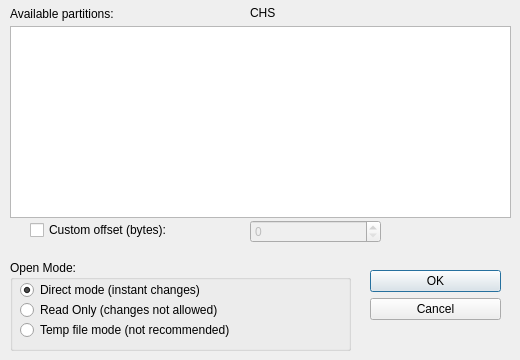
Before: the Qt Designer form LinImaMT/harddiskopen.ui in MCbx/linimamt, drawn with Qt 5.
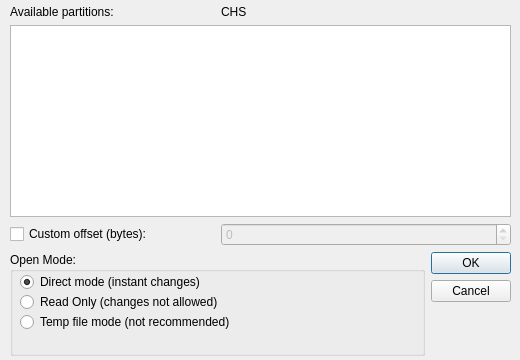
After: the same form once the commit is applied.

Commit message: Added proper window visualization (grids). Hard disk image MBR editor: Initial design, non-functional.

Diff of the .ui file:
```diff
--- a/LinImaMT/harddiskopen.ui
+++ b/LinImaMT/harddiskopen.ui
@@ -25,83 +25,62 @@
   <property name="windowTitle">
    <string>Open hard disk image...</string>
   </property>
-  <widget class="QDialogButtonBox" name="buttonBox">
-   <property name="geometry">
-    <rect>
-     <x>370</x>
-     <y>270</y>
-     <width>131</width>
-     <height>81</height>
-    </rect>
-   </property>
-   <property name="orientation">
-    <enum>Qt::Vertical</enum>
-   </property>
-   <property name="standardButtons">
-    <set>QDialogButtonBox::Cancel|QDialogButtonBox::Ok</set>
-   </property>
-  </widget>
-  <widget class="QListWidget" name="lwPartitions">
+  <widget class="QWidget" name="">
    <property name="geometry">
     <rect>
      <x>10</x>
-     <y>26</y>
+     <y>5</y>
      <width>501</width>
-     <height>192</height>
+     <height>351</height>
     </rect>
    </property>
-  </widget>
+   <layout class="QGridLayout" name="gridLayout">
+    <item row="0" column="0">
+     <widget class="QLabel" name="label">
+      <property name="text">
+       <string>Available partitions:</string>
+      </property>
+     </widget>
+    </item>
+    <item row="0" column="1" colspan="2">
+     <widget class="QLabel" name="lbCHS">
+      <property name="text">
+       <string>CHS</string>
+      </property>
+     </widget>
+    </item>
+    <item row="1" column="0" colspan="3">
+     <widget class="QListWidget" name="lwPartitions"/>
+    </item>
+    <item row="2" column="0">
   <widget class="QCheckBox" name="cbCustomOffset">
-   <property name="geometry">
-    <rect>
-     <x>30</x>
-     <y>220</y>
-     <width>221</width>
-     <height>20</height>
-    </rect>
-   </property>
    <property name="text">
     <string>Custom offset (bytes):</string>
    </property>
   </widget>
+    </item>
+    <item row="2" column="1" colspan="2">
   <widget class="QSpinBox" name="sbOffset">
    <property name="enabled">
     <bool>false</bool>
    </property>
-   <property name="geometry">
-    <rect>
-     <x>250</x>
-     <y>220</y>
-     <width>131</width>
-     <height>23</height>
-    </rect>
-   </property>
    <property name="maximum">
     <number>999999999</number>
    </property>
   </widget>
-  <widget class="QLabel" name="label">
-   <property name="geometry">
-    <rect>
-     <x>10</x>
-     <y>6</y>
-     <width>181</width>
-     <height>16</height>
-    </rect>
-   </property>
-   <property name="text">
-    <string>Available partitions:</string>
-   </property>
-  </widget>
+    </item>
+    <item row="3" column="2">
+     <widget class="QDialogButtonBox" name="buttonBox">
+      <property name="orientation">
+       <enum>Qt::Vertical</enum>
+      </property>
+      <property name="standardButtons">
+       <set>QDialogButtonBox::Cancel|QDialogButtonBox::Ok</set>
+      </property>
+     </widget>
+    </item>
+    <item row="3" column="0" colspan="2">
   <widget class="QGroupBox" name="groupBox">
-   <property name="geometry">
-    <rect>
-     <x>10</x>
-     <y>260</y>
-     <width>341</width>
-     <height>91</height>
-    </rect>
-   </property>
    <property name="title">
     <string>Open Mode:</string>
    </property>
@@ -160,18 +139,8 @@
     </attribute>
    </widget>
   </widget>
-  <widget class="QLabel" name="lbCHS">
-   <property name="geometry">
-    <rect>
-     <x>250</x>
-     <y>5</y>
-     <width>231</width>
-     <height>16</height>
-    </rect>
-   </property>
-   <property name="text">
-    <string>CHS</string>
-   </property>
+    </item>
+   </layout>
   </widget>
  </widget>
  <resources/>
```
Lines whose indentation alone changed are shown as unchanged. The commit also changes 10 other files.
